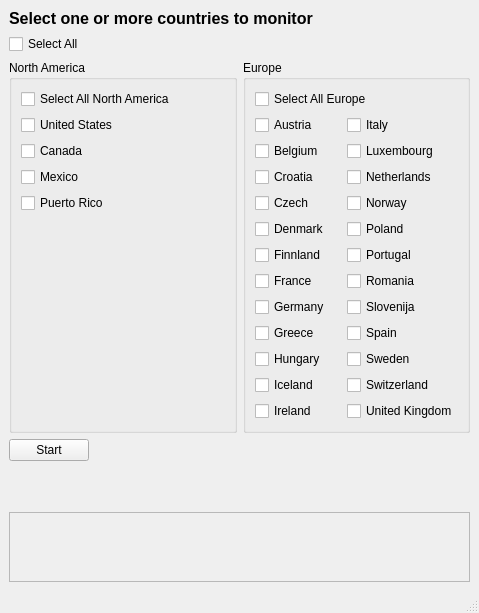
Whatever510/TeslaCrawler, file Ui/MainWindow.ui: the form before one commit.
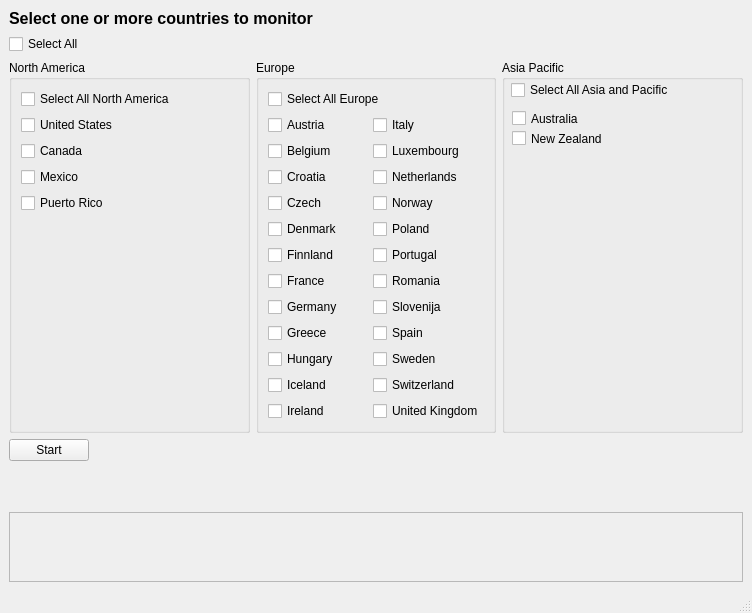
The form after the commit.

Commit message: Added Australia and New Zealand

Patch:
```diff
--- a/Ui/MainWindow.ui
+++ b/Ui/MainWindow.ui
@@ -6,7 +6,7 @@
             <rect>
                 <x>0</x>
                 <y>0</y>
-                <width>479</width>
+    <width>752</width>
                 <height>613</height>
             </rect>
         </property>
@@ -285,6 +285,52 @@
                                 </layout>
                             </widget>
                         </item>
+      <item>
+       <widget class="QGroupBox" name="groupBox_3">
+        <property name="title">
+         <string>Asia Pacific</string>
+        </property>
+        <widget class="QCheckBox" name="checkBox_apac">
+         <property name="geometry">
+          <rect>
+           <x>9</x>
+           <y>20</y>
+           <width>221</width>
+           <height>20</height>
+          </rect>
+         </property>
+         <property name="text">
+          <string>Select All Asia and Pacific</string>
+         </property>
+        </widget>
+        <widget class="QCheckBox" name="checkBox_apac_AU">
+         <property name="geometry">
+          <rect>
+           <x>10</x>
+           <y>50</y>
+           <width>221</width>
+           <height>17</height>
+          </rect>
+         </property>
+         <property name="text">
+          <string>Australia</string>
+         </property>
+        </widget>
+        <widget class="QCheckBox" name="checkBox_apac_NZ">
+         <property name="geometry">
+          <rect>
+           <x>10</x>
+           <y>70</y>
+           <width>211</width>
+           <height>17</height>
+          </rect>
+         </property>
+         <property name="text">
+          <string>New Zealand</string>
+         </property>
+        </widget>
+       </widget>
+      </item>
                     </layout>
                 </item>
                 <item>
@@ -334,8 +380,8 @@
                                 <rect>
                                     <x>0</x>
                                     <y>0</y>
-                                    <width>453</width>
-                                    <height>72</height>
+         <width>732</width>
+         <height>69</height>
                                 </rect>
                             </property>
                             <layout class="QHBoxLayout" name="horizontalLayout">
```
Left out of the diff: 4 changed lines with no effect on the pictures. Lines whose indentation alone changed are shown as unchanged. The commit also changes 3 other files.
